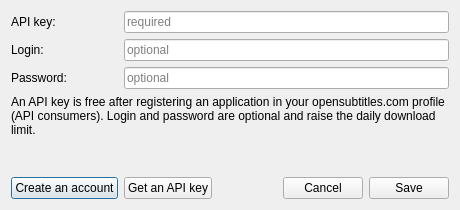
MikoWhy91/qnapi, file gui/ui/opensubtitles/frmopensubtitlesconfig.ui: the form before one commit.
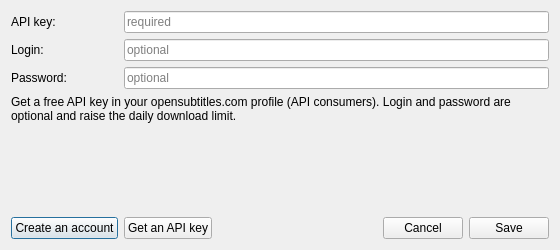
The form after the commit.

Commit message: Enlarge OpenSubtitles settings dialog so the hint and buttons fit

```diff
--- a/gui/ui/opensubtitles/frmopensubtitlesconfig.ui
+++ b/gui/ui/opensubtitles/frmopensubtitlesconfig.ui
@@ -6,20 +6,20 @@
    <rect>
     <x>0</x>
     <y>0</y>
-    <width>460</width>
-    <height>210</height>
+    <width>560</width>
+    <height>250</height>
    </rect>
   </property>
   <property name="minimumSize">
    <size>
-    <width>420</width>
-    <height>190</height>
+    <width>540</width>
+    <height>240</height>
    </size>
   </property>
   <property name="maximumSize">
    <size>
-    <width>640</width>
-    <height>300</height>
+    <width>800</width>
+    <height>400</height>
    </size>
   </property>
   <property name="windowTitle">
@@ -83,7 +83,7 @@
    <item row="3" column="0" colspan="5">
     <widget class="QLabel" name="lbHint">
      <property name="text">
-      <string>An API key is free after registering an application in your opensubtitles.com profile (API consumers). Login and password are optional and raise the daily download limit.</string>
+      <string>Get a free API key in your opensubtitles.com profile (API consumers). Login and password are optional and raise the daily download limit.</string>
      </property>
      <property name="wordWrap">
       <bool>true</bool>
```
